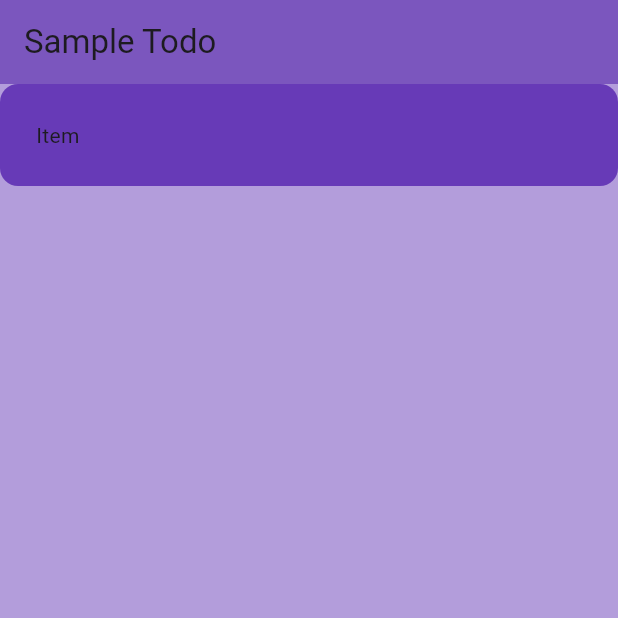
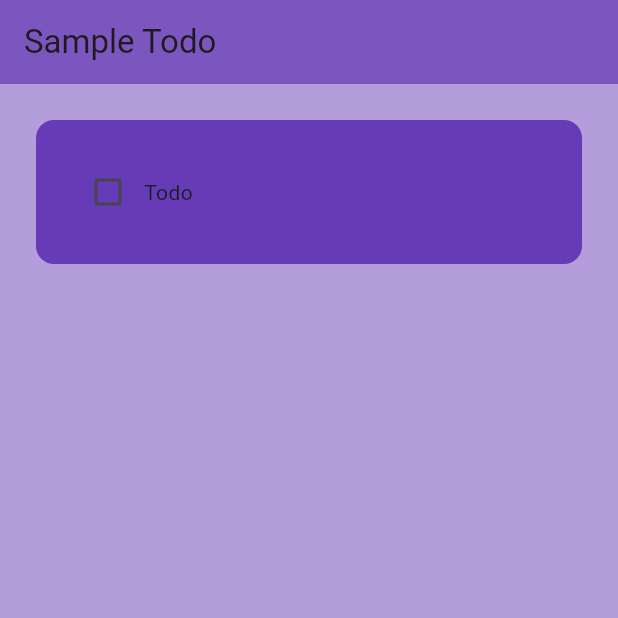
Before and after one commit to augusstt06/flutter_practice, a Flutter app: the screen it shows after launch, on a phone screen of 412 x 824 dp, the top half of it. Run offline on Flutter 3.47's test engine with Material 3 defaults, Android fonts, the phone set to English and light mode, and no system bars.

Commit message:
add: set todoItem component

```diff
--- a/lib/home.dart
+++ b/lib/home.dart
@@ -20,7 +20,13 @@ class _HomeState extends State<Home> {
         elevation: 10,
       ),
       body: Column(
-        children: [TodoItem()],
+        children: [
+          TodoItem(
+            onChanged: (value) {},
+            todoText: 'Todo',
+            isChecked: false,
+          )
+        ],
       ),
     );
   }
--- a/lib/utils/todo_item.dart
+++ b/lib/utils/todo_item.dart
@@ -1,18 +1,28 @@
 import 'package:flutter/material.dart';
 
 class TodoItem extends StatelessWidget {
-  const TodoItem({super.key});
+  final bool isChecked;
+  final String todoText;
 
+  final Function(bool?)? onChanged;
+  const TodoItem(
+      {super.key,
+      required this.isChecked,
+      required this.todoText,
+      required this.onChanged});
   @override
   Widget build(BuildContext context) {
-    return Container(
+    return Padding(
         padding: EdgeInsets.all(24),
-        decoration: BoxDecoration(
-          color: Colors.deepPurple[500],
-          borderRadius: BorderRadius.circular(12),
-        ),
-        child: Row(
-          children: [Text("Item")],
-        ));
+        child: Container(
+            padding: const EdgeInsets.all(24),
+            decoration: BoxDecoration(
+              color: Colors.deepPurple[500],
+              borderRadius: BorderRadius.circular(12),
+            ),
+            child: Row(children: [
+              Checkbox(onChanged: onChanged, value: isChecked),
+              Text(todoText)
+            ])));
   }
 }
```
